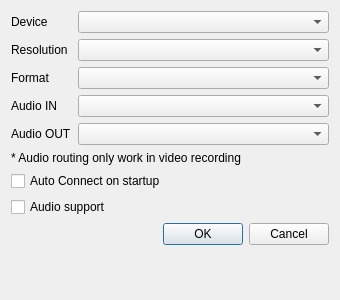
Before: the Qt Designer form client/ui/video_device_setup.ui in wevsty/KVM-over-USB, drawn with Qt 5.
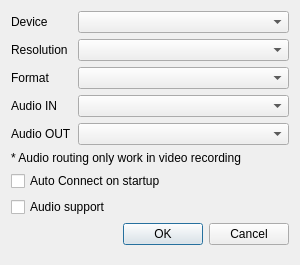
After: the same form once the commit is applied.

Commit message: Change the default window size

```diff
--- a/client/ui/video_device_setup.ui
+++ b/client/ui/video_device_setup.ui
@@ -9,16 +9,10 @@
    <rect>
     <x>0</x>
     <y>0</y>
-    <width>340</width>
-    <height>300</height>
+    <width>300</width>
+    <height>265</height>
    </rect>
   </property>
-  <property name="maximumSize">
-   <size>
-    <width>16777215</width>
-    <height>300</height>
-   </size>
-  </property>
   <property name="windowTitle">
    <string>Device setup</string>
   </property>
```
Left out of the diff: 8 changed lines with no effect on the pictures. The commit also changes 1 other file.
